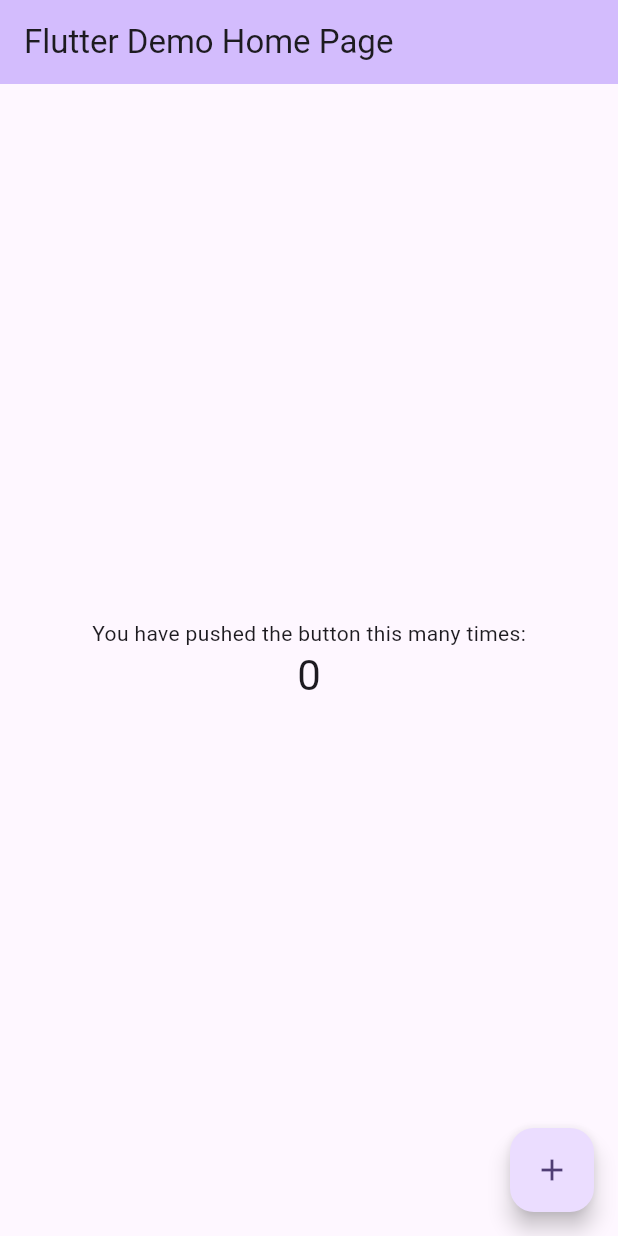
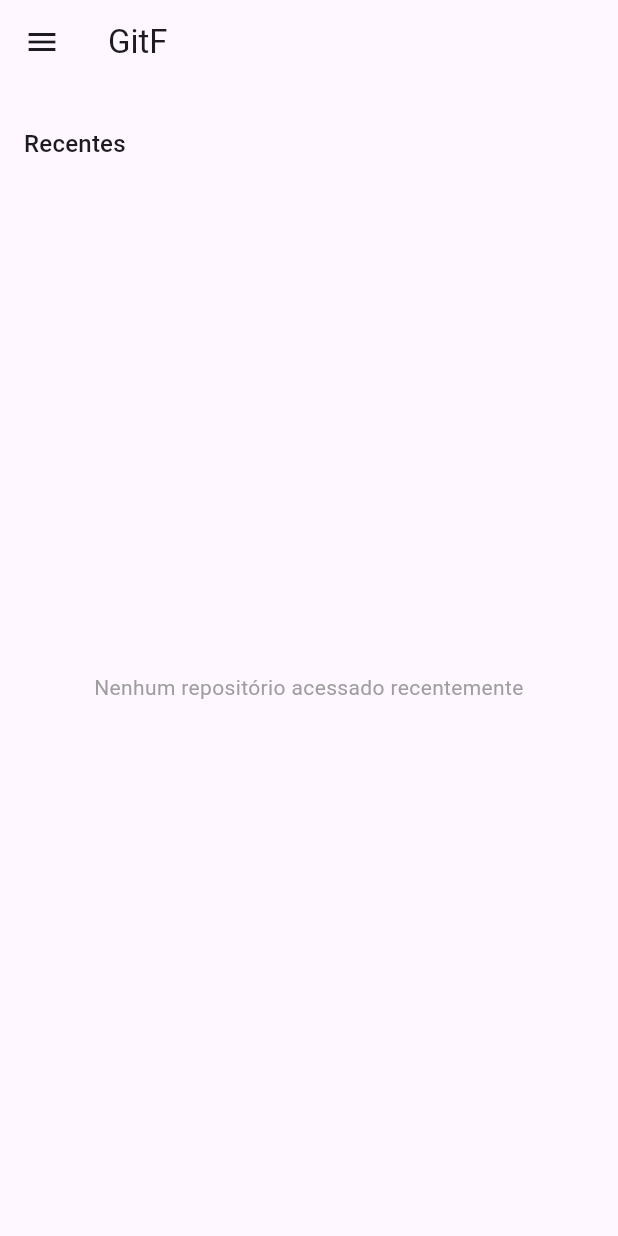
Before and after one commit to eduardoazvd17/gitf, a Flutter app: the screen it shows after launch, on a phone screen of 412 x 824 dp. Run offline on Flutter 3.47's test engine with Material 3 defaults, Android fonts, the phone set to English and light mode, and no system bars; our stand-ins replace file_picker, shared_preferences.

Commit message:
Openning repositories

```diff
--- a/lib/main.dart
+++ b/lib/main.dart
@@ -1,4 +1,5 @@
 import 'package:flutter/material.dart';
+import 'package:gitf/pages/start_page.dart';
 
 void main() {
   runApp(const MyApp());
@@ -11,115 +12,12 @@ class MyApp extends StatelessWidget {
   @override
   Widget build(BuildContext context) {
     return MaterialApp(
-      title: 'Flutter Demo',
+      title: 'GitF',
       theme: ThemeData(
-        // This is the theme of your application.
-        //
-        // TRY THIS: Try running your application with "flutter run". You'll see
-        // the application has a purple toolbar. Then, without quitting the app,
-        // try changing the seedColor in the colorScheme below to Colors.green
-        // and then invoke "hot reload" (save your changes or press the "hot
-        // reload" button in a Flutter-supported IDE, or press "r" if you used
-        // the command line to start the app).
-        //
-        // Notice that the counter didn't reset back to zero; the application
-        // state is not lost during the reload. To reset the state, use hot
-        // restart instead.
-        //
-        // This works for code too, not just values: Most code changes can be
-        // tested with just a hot reload.
         colorScheme: ColorScheme.fromSeed(seedColor: Colors.deepPurple),
         useMaterial3: true,
       ),
-      home: const MyHomePage(title: 'Flutter Demo Home Page'),
+      home: const StartPage(),
     );
   }
 }
-
-class MyHomePage extends StatefulWidget {
-  const MyHomePage({super.key, required this.title});
-
-  // This widget is the home page of your application. It is stateful, meaning
-  // that it has a State object (defined below) that contains fields that affect
-  // how it looks.
-
-  // This class is the configuration for the state. It holds the values (in this
-  // case the title) provided by the parent (in this case the App widget) and
-  // used by the build method of the State. Fields in a Widget subclass are
-  // always marked "final".
-
-  final String title;
-
-  @override
-  State<MyHomePage> createState() => _MyHomePageState();
-}
-
-class _MyHomePageState extends State<MyHomePage> {
-  int _counter = 0;
-
-  void _incrementCounter() {
-    setState(() {
-      // This call to setState tells the Flutter framework that something has
-      // changed in this State, which causes it to rerun the build method below
-      // so that the display can reflect the updated values. If we changed
-      // _counter without calling setState(), then the build method would not be
-      // called again, and so nothing would appear to happen.
-      _counter++;
-    });
-  }
-
-  @override
-  Widget build(BuildContext context) {
-    // This method is rerun every time setState is called, for instance as done
-    // by the _incrementCounter method above.
-    //
-    // The Flutter framework has been optimized to make rerunning build methods
-    // fast, so that you can just rebuild anything that needs updating rather
-    // than having to individually change instances of widgets.
-    return Scaffold(
-      appBar: AppBar(
-        // TRY THIS: Try changing the color here to a specific color (to
-        // Colors.amber, perhaps?) and trigger a hot reload to see the AppBar
-        // change color while the other colors stay the same.
-        backgroundColor: Theme.of(context).colorScheme.inversePrimary,
-        // Here we take the value from the MyHomePage object that was created by
-        // the App.build method, and use it to set our appbar title.
-        title: Text(widget.title),
-      ),
-      body: Center(
-        // Center is a layout widget. It takes a single child and positions it
-        // in the middle of the parent.
-        child: Column(
-          // Column is also a layout widget. It takes a list of children and
-          // arranges them vertically. By default, it sizes itself to fit its
-          // children horizontally, and tries to be as tall as its parent.
-          //
-          // Column has various properties to control how it sizes itself and
-          // how it positions its children. Here we use mainAxisAlignment to
-          // center the children vertically; the main axis here is the vertical
-          // axis because Columns are vertical (the cross axis would be
-          // horizontal).
-          //
-          // TRY THIS: Invoke "debug painting" (choose the "Toggle Debug Paint"
-          // action in the IDE, or press "p" in the console), to see the
-          // wireframe for each widget.
-          mainAxisAlignment: MainAxisAlignment.center,
-          children: <Widget>[
-            const Text(
-              'You have pushed the button this many times:',
-            ),
-            Text(
-              '$_counter',
-              style: Theme.of(context).textTheme.headlineMedium,
-            ),
-          ],
-        ),
-      ),
-      floatingActionButton: FloatingActionButton(
-        onPressed: _incrementCounter,
-        tooltip: 'Increment',
-        child: const Icon(Icons.add),
-      ), // This trailing comma makes auto-formatting nicer for build methods.
-    );
-  }
-}
--- /dev/null
+++ b/lib/pages/start_page.dart
@@ -0,0 +1,166 @@
+import 'package:file_picker/file_picker.dart';
+import 'package:flutter/material.dart';
+import 'package:shared_preferences/shared_preferences.dart';
+
+class StartPage extends StatefulWidget {
+  const StartPage({super.key});
+
+  @override
+  State<StartPage> createState() => _StartPageState();
+}
+
+class _StartPageState extends State<StartPage> {
+  bool _isLoading = true;
+  late final List<String> _recents;
+
+  @override
+  void initState() {
+    _loadRecents();
+    super.initState();
+  }
+
+  @override
+  Widget build(BuildContext context) {
+    return LayoutBuilder(builder: (context, constraints) {
+      if (constraints.maxWidth >= 768) {
+        return Scaffold(
+          appBar: AppBar(
+            title: const Text('GitF'),
+          ),
+          body: Padding(
+            padding: const EdgeInsets.all(16.0),
+            child: Row(
+              children: [
+                _menuContent,
+                const Padding(
+                  padding: EdgeInsets.only(right: 12.0),
+                  child: VerticalDivider(),
+                ),
+                Expanded(child: _recentsContent),
+              ],
+            ),
+          ),
+        );
+      } else {
+        return Scaffold(
+          drawer: Drawer(
+              child: Column(
+            children: [
+              const Padding(
+                padding: EdgeInsets.symmetric(vertical: 30.0),
+                child: Icon(Icons.menu),
+              ),
+              Padding(
+                padding: const EdgeInsets.symmetric(vertical: 16.0),
+                child: _menuContent,
+              ),
+            ],
+          )),
+          appBar: AppBar(
+            title: const Text('GitF'),
+          ),
+          body: Padding(
+            padding: const EdgeInsets.all(16.0),
+            child: _recentsContent,
+          ),
+        );
+      }
+    });
+  }
+
+  Widget get _recentsContent => Column(
+        crossAxisAlignment: CrossAxisAlignment.start,
+        children: [
+          Padding(
+            padding: const EdgeInsets.only(top: 12.0),
+            child: Text(
+              'Recentes',
+              style: Theme.of(context).textTheme.titleMedium,
+            ),
+          ),
+          if (_isLoading)
+            const Expanded(
+              child: Column(
+                mainAxisAlignment: MainAxisAlignment.center,
+                crossAxisAlignment: CrossAxisAlignment.center,
+                children: [
+                  Center(child: CircularProgressIndicator()),
+                ],
+              ),
+            )
+          else if (_recents.isEmpty)
+            const Expanded(
+              child: Column(
+                mainAxisAlignment: MainAxisAlignment.center,
+                crossAxisAlignment: CrossAxisAlignment.center,
+                children: [
+                  Center(
+                    child: Text(
+                      'Nenhum repositório acessado recentemente',
+                      textAlign: TextAlign.center,
+                      style: TextStyle(color: Colors.grey),
+                    ),
+                  ),
+                ],
+              ),
+            )
+          else
+            Expanded(
+              child: ListView(
+                children: _recents.reversed.map((e) {
+                  return Padding(
+                    padding: const EdgeInsets.all(5.0),
+                    child: ListTile(title: Text(e)),
+                  );
+                }).toList(),
+              ),
+            ),
+        ],
+      );
+
+  Widget get _menuContent => ConstrainedBox(
+        constraints: const BoxConstraints(maxWidth: 300),
+        child: Column(
+          children: [
+            ListTile(
+              onTap: _newRepository,
+              leading: const Icon(Icons.add),
+              title: const Text('Criar um novo repositório'),
+            ),
+            const SizedBox(height: 16),
+            ListTile(
+              onTap: _openRepository,
+              leading: const Icon(Icons.open_in_browser),
+              title: const Text('Abrir um repositório existente'),
+            ),
+          ],
+        ),
+      );
+
+  Future<void> _saveRecents() async {
+    final prefs = await SharedPreferences.getInstance();
+    prefs.setStringList('Recents', _recents);
+  }
+
+  Future<void> _loadRecents() async {
+    if (!_isLoading) setState(() => _isLoading = true);
+    final prefs = await SharedPreferences.getInstance();
+    setState(() {
+      _recents = prefs.getStringList('Recents') ?? [];
+      _isLoading = false;
+    });
+  }
+
+  Future<void> _newRepository() async {}
+
+  Future<void> _openRepository() async {
+    final String? path = await FilePicker.platform.getDirectoryPath();
+    if (path != null) {
+      setState(() {
+        _recents.remove(path);
+        _recents.add(path);
+      });
+      await _saveRecents();
+    }
+  }
+}
--- a/pubspec.yaml
+++ b/pubspec.yaml
@@ -35,6 +35,8 @@ dependencies:
   # The following adds the Cupertino Icons font to your application.
   # Use with the CupertinoIcons class for iOS style icons.
   cupertino_icons: ^1.0.2
+  file_picker: ^6.1.1
+  shared_preferences: ^2.2.2
 
 dev_dependencies:
   flutter_test:
```
Also changed, not shown: pubspec.lock, 8 other files.
